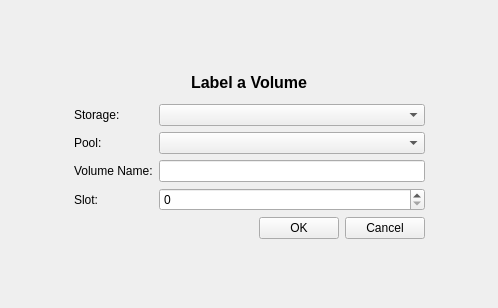
rkorzeniewski/bacula, file bacula/src/qt-console/label/label.ui: the form before one commit.
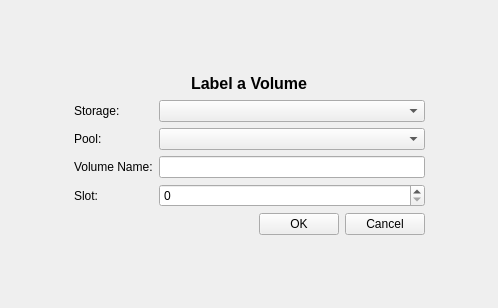
The form after the commit.

Diff of the .ui file:
```diff
--- a/bacula/src/qt-console/label/label.ui
+++ b/bacula/src/qt-console/label/label.ui
@@ -25,7 +25,7 @@
       <enum>Qt::Vertical</enum>
      </property>
      <property name="sizeType" >
-      <enum>QSizePolicy::Maximum</enum>
+      <enum>QSizePolicy::Expanding</enum>
      </property>
      <property name="sizeHint" >
       <size>
@@ -229,7 +229,7 @@
       <enum>Qt::Vertical</enum>
      </property>
      <property name="sizeType" >
-      <enum>QSizePolicy::Maximum</enum>
+      <enum>QSizePolicy::Expanding</enum>
      </property>
      <property name="sizeHint" >
       <size>
```
